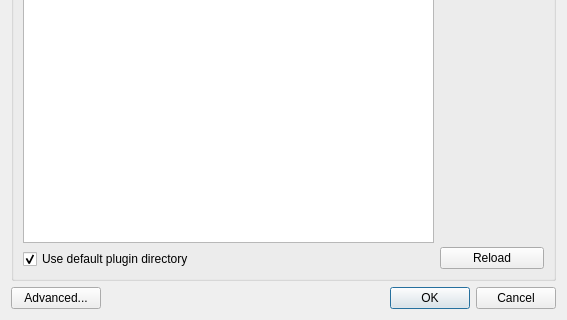
MusculoskeletalAtlasProject/mapclient, file src/mapclient/view/managers/plugins/qt/pluginmanagerdialog.ui: the form before one commit; both pictures show x 0 to 567 and y 176 to 496 of the 567 by 496 pixel window.
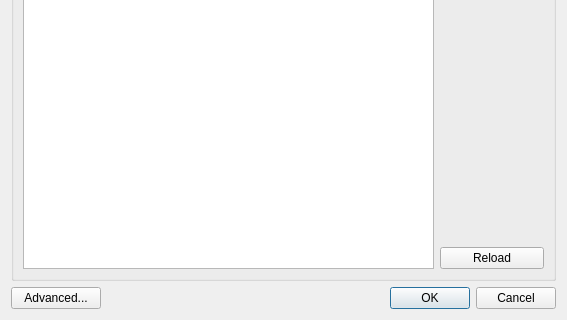
The form after the commit. Icons and pictures are not drawn.

Commit message:
Removed defaultPluginCheckBox from Plugin Manager.
The MAP Client no longer contains any default plugins, hence the defaultPluginCheckBox and its references are no longer required.

Patch:
```diff
--- a/src/mapclient/view/managers/plugins/qt/pluginmanagerdialog.ui
+++ b/src/mapclient/view/managers/plugins/qt/pluginmanagerdialog.ui
@@ -44,16 +44,6 @@
           <item>
            <widget class="QListWidget" name="directoryListing"/>
           </item>
-          <item>
-           <widget class="QCheckBox" name="defaultPluginCheckBox">
-            <property name="text">
-             <string>Use default plugin directory</string>
-            </property>
-            <property name="checked">
-             <bool>true</bool>
-            </property>
-           </widget>
-          </item>
          </layout>
         </item>
         <item>
```
Left out of the diff: 4 changed lines with no effect on the pictures. The commit also changes 4 other files.
